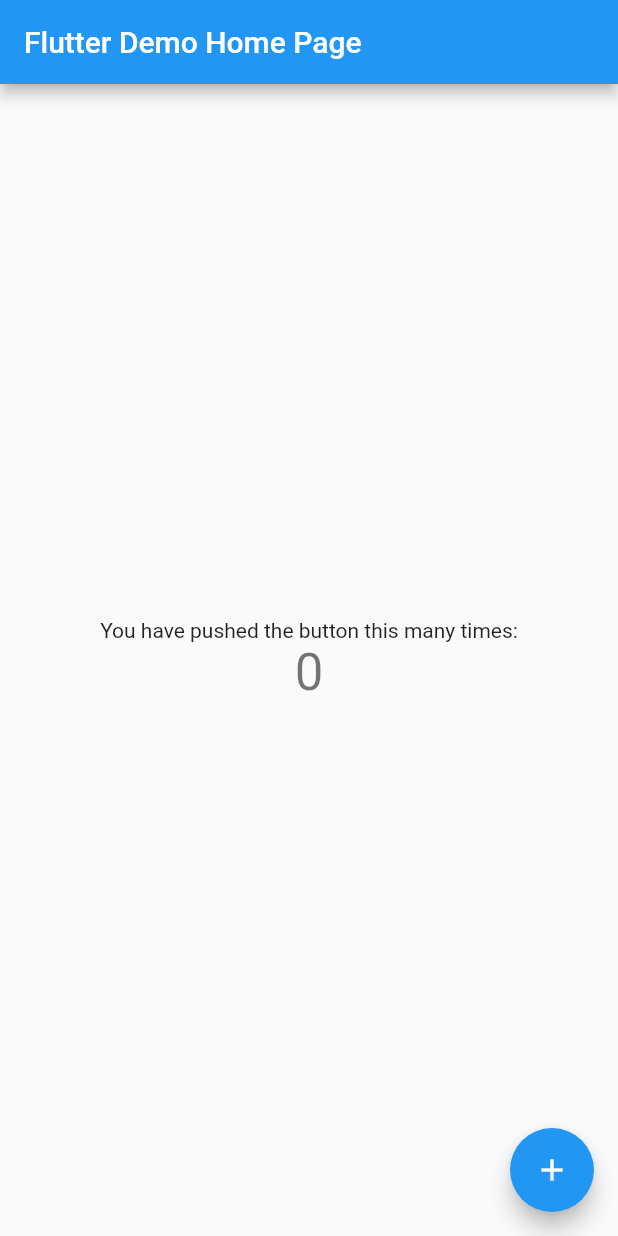
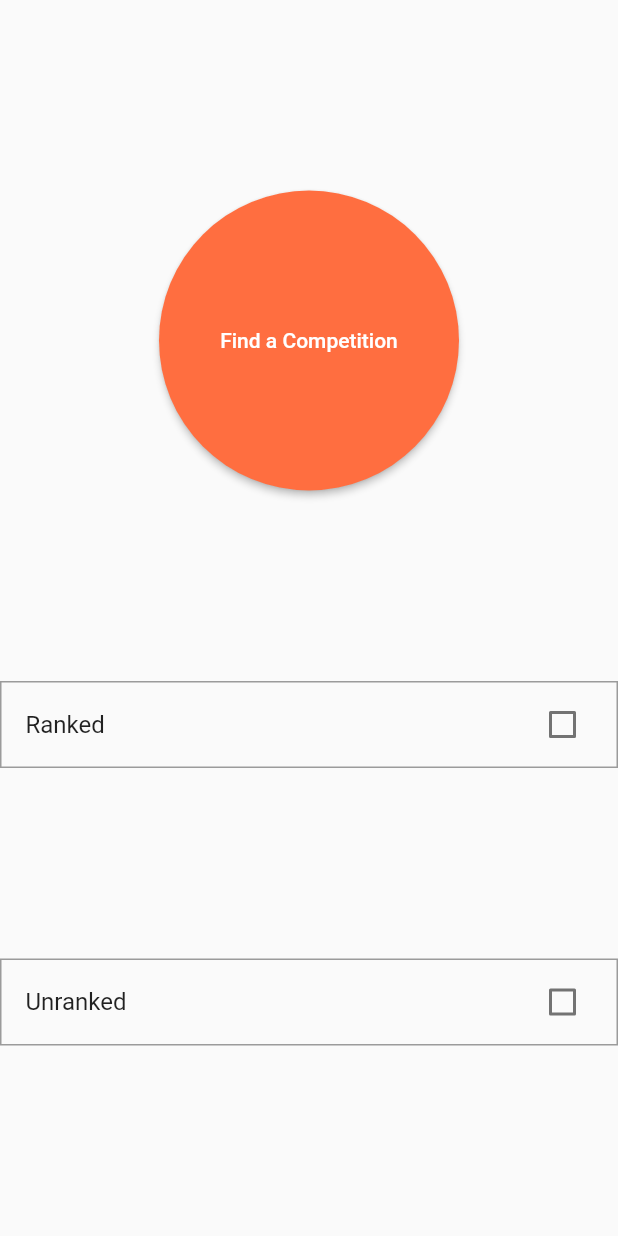
Before and after one commit to 330i/exerciseapp, a Flutter app: the screen it shows after launch, on a phone screen of 412 x 824 dp. Run offline on Flutter 3.47's test engine with Material 2 defaults, Android fonts, the phone set to English and light mode, and no system bars.

Commit message:
Find Match

```diff
--- /dev/null
+++ b/lib/Competitions.dart
@@ -0,0 +1,141 @@
+import 'package:flutter/material.dart';
+
+class Competitions extends StatefulWidget {
+  @override
+  _CompetitionsState createState() => _CompetitionsState();
+}
+
+class _CompetitionsState extends State<Competitions> {
+  bool _value1 = false;
+  bool _value2 = false;
+
+  @override
+  Widget build(BuildContext context) {
+    return Scaffold(
+        body: Center(
+            child: Column(
+              mainAxisAlignment: MainAxisAlignment.spaceEvenly,
+              children: [
+                // == BUTTON ==
+                Container(
+                  height: 200,
+                  width: 200,
+                  child: ElevatedButton(
+                      child: Center(child: Text('Find a Competition')),
+                      style: ElevatedButton.styleFrom(
+                        shape: CircleBorder(),
+                        primary: Colors.deepOrangeAccent,
+                      ),
+                      onPressed: () {
+                        print('Do Something');
+                      }
+                  ),
+                ),
+
+                // == RANKED ==
+                Container(
+                  decoration: BoxDecoration(border: Border.all(color: Colors.black38)),
+                  child: CheckboxListTile(
+                    title: const Text('Ranked'),
+                    value: _value1,
+                    onChanged: (bool value) {
+                      _value2 = false;
+                      setState(() {
+                        _value1 = value;
+                      });
+                    },
+
+                  ),
+                ),
+
+
+                // == UNRANKED ==
+                Container(
+                  decoration: BoxDecoration(border: Border.all(color: Colors.black38)),
+                  child: CheckboxListTile(
+                    title: const Text('Unranked'),
+                    value: _value2,
+                    onChanged: (bool value) {
+                      _value1 = false;
+                      setState(() {
+                        _value2 = value;
+                      });
+                    },
+
+                  ),
+                )
+
+
+              ],
+            )
+        )
+    );
+  }
+}
+
+
+
+    /*
+                // == RANKED ==
+                Container(
+
+                ),
+
+                // == UNRANKED ==
+                Container(
+
+                )
+
+
+
+
+
+
+    return Scaffold(
+      body: Center(
+        child: ElevatedButton(
+          child: Center(child: Text('Find a Competition')),
+          // CENTER THIS
+          onPressed: () {
+            print('===Do Something===');
+          },
+          style: ElevatedButton.styleFrom(
+              shape: CircleBorder(),
+              primary: Colors.blue,
+              padding: EdgeInsets.only(right: 10, left: 10, top: 10, bottom: 10),
+              textStyle: TextStyle(
+                  fontSize: 25,
+                  fontWeight: FontWeight.bold)),
+        ),
+      ),
+    ); */
+
+
+/*class MyCheckboxes extends StatefulWidget {
+  @override
+  _MyCheckboxes createState() => _MyCheckboxes();
+}
+
+class _MyCheckboxes extends State<MyCheckboxes> {
+  @override
+  bool _isChecked = false;
+
+  Widget build(BuildContext context) {
+    return Column(
+      children: [
+        Container(
+          decoration: BoxDecoration(border: Border.all(color: Colors.black)),
+          child: CheckboxListTile(
+            title: const Text('Ranked'),
+            value: _isChecked,
+            onChanged: (bool value) {
+              setState(() {
+                _isChecked = value;
+              });
+            },
+          ),
+        )
+      ],
+    );
+  }
+} */
--- a/lib/main.dart
+++ b/lib/main.dart
@@ -1,4 +1,6 @@
+import 'package:exerciseapp/Competitions.dart';
 import 'package:flutter/material.dart';
+import 'Competitions.dart';
 
 void main() {
   runApp(MyApp());
@@ -9,20 +11,8 @@
   @override
   Widget build(BuildContext context) {
     return MaterialApp(
-      title: 'Flutter Demo',
-      theme: ThemeData(
-        // This is the theme of your application.
-        //
-        // Try running your application with "flutter run". You'll see the
-        // application has a blue toolbar. Then, without quitting the app, try
-        // changing the primarySwatch below to Colors.green and then invoke
-        // "hot reload" (press "r" in the console where you ran "flutter run",
-        // or simply save your changes to "hot reload" in a Flutter IDE).
-        // Notice that the counter didn't reset back to zero; the application
-        // is not restarted.
-        primarySwatch: Colors.blue,
-      ),
-      home: MyHomePage(title: 'Flutter Demo Home Page'),
+      home: Competitions(),
+
     );
   }
 }
```
Also changed, not shown: pubspec.lock.
